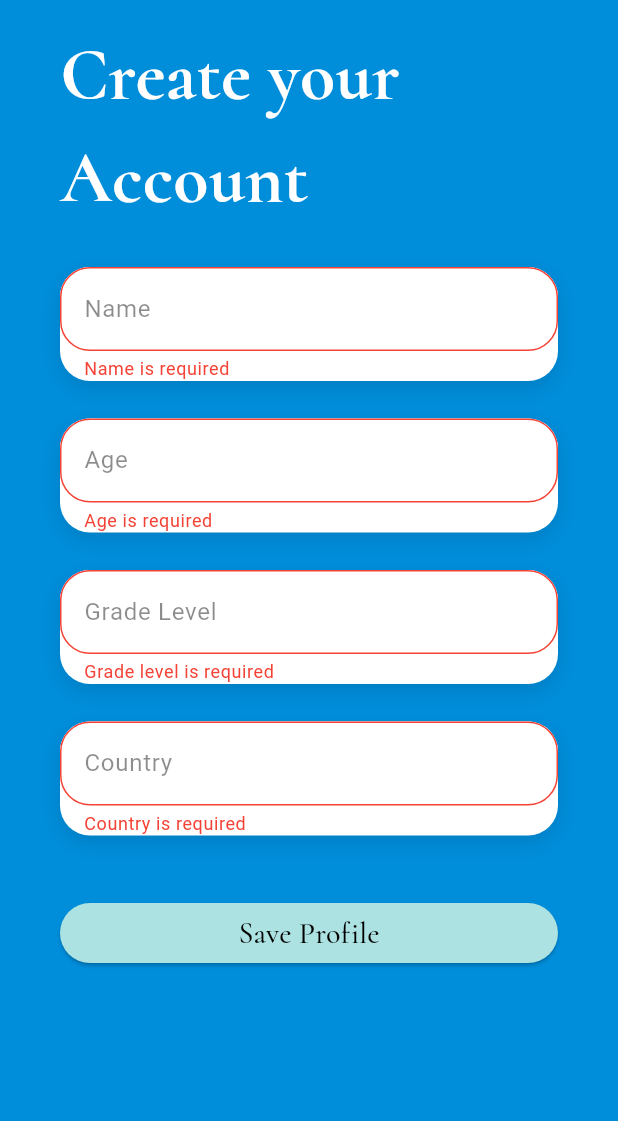
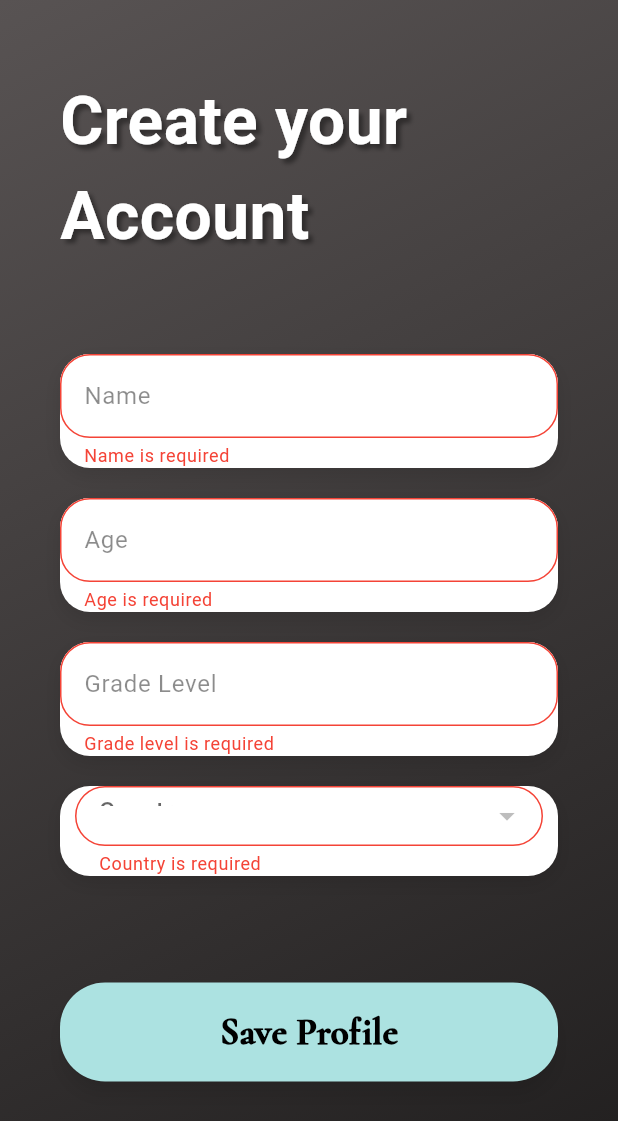
Before and after one commit to JjayFabor/bridgeAI, a Flutter app: the CreateProfileScreen screen opened directly with empty values, after a tap on "Save Profile", on a phone screen of 412 x 824 dp. Shown: the top 1121 px of the screen. Run offline on Flutter 3.47's test engine with Material 3 defaults, Android fonts, the light colour scheme and no system bars; our stand-ins replace cloud_firestore, firebase_auth, firebase_core, firebase_storage, flip_card, flutter_markdown and 5 more; missing offline and left inert: flutter_math_fork; accounts and stored records are empty; network calls fail.

Commit message:
Update UI

```diff
--- a/lib/features/frontend/pages/login_page/create_profile_screen.dart
+++ b/lib/features/frontend/pages/login_page/create_profile_screen.dart
@@ -6,6 +6,7 @@ import 'package:provider/provider.dart';
 import 'package:cloud_firestore/cloud_firestore.dart';
 import 'package:firebase_auth/firebase_auth.dart';
 import 'package:google_fonts/google_fonts.dart';
+import '../../widgets/country_dropdown_widget.dart';
 import '../dashboard_page/home_page.dart';
 
 class CreateProfileScreen extends StatefulWidget {
@@ -40,7 +41,6 @@ class _CreateProfileScreenState extends State<CreateProfileScreen> {
   Future<void> _saveProfile() async {
     if (_formKey.currentState?.validate() ?? false) {
       try {
-        // Ensure the user is authenticated
         User? user = FirebaseAuth.instance.currentUser;
         if (user == null) {
           setState(() {
@@ -49,9 +49,8 @@ class _CreateProfileScreenState extends State<CreateProfileScreen> {
           return;
         }
 
-        String userId = user.uid; // Get the current user's UID
+        String userId = user.uid;
 
-        // Use userId as the document ID
         await FirebaseFirestore.instance
             .collection('profiles')
             .doc(userId)
@@ -66,7 +65,6 @@ class _CreateProfileScreenState extends State<CreateProfileScreen> {
           'userId': userId,
         });
 
-        // Save the profile data to the provider
         if (mounted) {
           Provider.of<UserProvider>(context, listen: false).setProfileData({
             'name': _nameController.text,
@@ -79,7 +77,6 @@ class _CreateProfileScreenState extends State<CreateProfileScreen> {
           });
         }
 
-        // showToast(message: "Profile created successfully");
         if (mounted) {
           showAlertDialog(context, "Profile created successfully");
 
@@ -90,7 +87,6 @@ class _CreateProfileScreenState extends State<CreateProfileScreen> {
         }
       } catch (e) {
         setState(() {
-          // _errorMessage = 'An error occurred while saving the profile: $e';
           showAlertDialog(
               context, 'An error occurred while saving the profile: $e');
         });
@@ -104,7 +100,14 @@ class _CreateProfileScreenState extends State<CreateProfileScreen> {
       body: Container(
         width: double.infinity,
         decoration: const BoxDecoration(
-          color: Color(0xFF008DDA),
+          gradient: LinearGradient(
+            colors: [
+              Color.fromARGB(255, 88, 83, 83),
+              Color.fromARGB(255, 31, 29, 29)
+            ],
+            begin: Alignment.topLeft,
+            end: Alignment.bottomRight,
+          ),
         ),
         child: Padding(
           padding: const EdgeInsets.symmetric(horizontal: 40),
@@ -112,20 +115,27 @@ class _CreateProfileScreenState extends State<CreateProfileScreen> {
             key: _formKey,
             child: ListView(
               children: [
-                const SizedBox(height: 15),
+                const SizedBox(height: 50),
                 Center(
                   child: Text(
                     'Create your Account',
-                    style: GoogleFonts.cormorant(
+                    style: GoogleFonts.rammettoOne(
                       textStyle: const TextStyle(
-                        fontSize: 48,
+                        fontSize: 44,
                         fontWeight: FontWeight.bold,
                         color: Colors.white,
+                        shadows: [
+                          Shadow(
+                            offset: Offset(3.0, 3.0),
+                            blurRadius: 3.0,
+                            color: Colors.black38,
+                          ),
+                        ],
                       ),
                     ),
                   ),
                 ),
-                const SizedBox(height: 15),
+                const SizedBox(height: 50),
                 FormContainerWidget(
                   hintText: "Name",
                   hintStyle: GoogleFonts.aBeeZee(
@@ -138,7 +148,6 @@ class _CreateProfileScreenState extends State<CreateProfileScreen> {
                     return null;
                   },
                 ),
-                const SizedBox(height: 5),
                 FormContainerWidget(
                   hintText: "Age",
                   hintStyle: GoogleFonts.aBeeZee(
@@ -155,7 +164,6 @@ class _CreateProfileScreenState extends State<CreateProfileScreen> {
                     return null;
                   },
                 ),
-                const SizedBox(height: 5),
                 FormContainerWidget(
                   hintText: "Grade Level",
                   hintStyle: GoogleFonts.aBeeZee(
@@ -168,11 +176,8 @@ class _CreateProfileScreenState extends State<CreateProfileScreen> {
                     return null;
                   },
                 ),
-                const SizedBox(height: 5),
-                FormContainerWidget(
+                CountryDropdownWidget(
                   hintText: "Country",
-                  hintStyle: GoogleFonts.aBeeZee(
-                      textStyle: const TextStyle(color: Colors.black45)),
                   controller: _countryController,
                   validator: (value) {
                     if (value == null || value.isEmpty) {
@@ -181,24 +186,31 @@ class _CreateProfileScreenState extends State<CreateProfileScreen> {
                     return null;
                   },
                 ),
-                const SizedBox(height: 5),
+                const SizedBox(height: 20),
                 Text(
                   _errorMessage,
                   style: const TextStyle(color: Colors.red),
                 ),
-                const SizedBox(height: 5),
+                const SizedBox(height: 20),
                 ElevatedButton(
                   onPressed: _saveProfile,
                   style: ElevatedButton.styleFrom(
+                    elevation: 5,
+                    padding: const EdgeInsets.symmetric(
+                        horizontal: 20, vertical: 15),
+                    shape: RoundedRectangleBorder(
+                      borderRadius: BorderRadius.circular(30.0),
+                    ),
                     backgroundColor: const Color(0xFFACE2E1), // Button color
                     foregroundColor: Colors.black, // Text color
+                    shadowColor: Colors.black45,
                   ),
                   child: Text(
                     'Save Profile',
                     style: GoogleFonts.cormorant(
                       textStyle: const TextStyle(
-                        fontSize: 20,
-                        fontWeight: FontWeight.w500,
+                        fontSize: 25,
+                        fontWeight: FontWeight.w900,
                       ),
                     ),
                   ),
```
